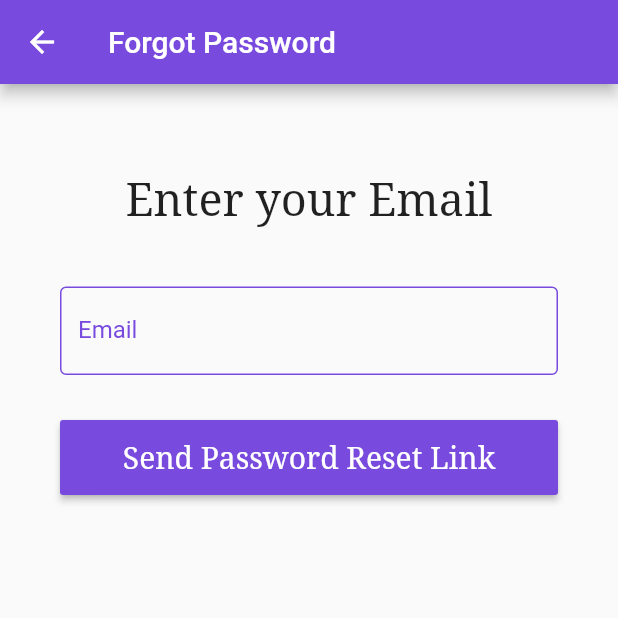
After one commit to xuwudawei/Africoncours_App, a Flutter app: the ResetPassword screen opened directly, after a tap on "Send Password Reset Link", on a phone screen of 412 x 824 dp, the top half of it. The commit adds this screen. Run offline on Flutter 3.47's test engine with Material 2 defaults, Android fonts, the phone set to English and light mode, and no system bars; our stand-ins replace cached_network_image, carousel_slider, email_validator, firebase_storage, font_awesome_flutter, form_field_validator and 3 more; missing offline and left inert: flutter_country_picker, loading, preferences; accounts and stored records are empty; network calls fail.

Commit message:
various pages update

```diff
--- a/lib/src/routes/routes.dart
+++ b/lib/src/routes/routes.dart
@@ -1,3 +1,4 @@
+import 'package:Africoncours_App/src/widgets/user/userpage/body/SettingsPages/Help_&_FeedbackPage.dart';
 import 'package:flutter/material.dart';
 
 import '../widgets/user/firstform/first.dart';
@@ -24,7 +25,7 @@ import '../widgets/user/userpage/body/SettingsPages/AccountSecurityPage.dart';
 import '../widgets/user/userpage/body/SettingsPages/NotificationsPage.dart';
 import '../widgets/user/userpage/body/SettingsPages/PrivacyPage.dart';
 import '../widgets/user/userpage/body/SettingsPages/AboutPage.dart';
-import '../widgets/user/userpage/body/SettingsPages/HelpPage.dart';
+import '../widgets/user/userpage/body/SettingsPages/Help_&_FeedbackPage.dart';
 import '../widgets/user/userpage/body/SettingsPages/ServicePage.dart';
 
 //Account Security Pages
--- /dev/null
+++ b/lib/src/widgets/user/login/resetPasswordPage.dart
@@ -0,0 +1,119 @@
+import 'package:flutter/material.dart';
+import 'package:email_validator/email_validator.dart' as vd;
+
+var bg = 0xFF784ADE;
+ GlobalKey<ScaffoldState> _scaffold = GlobalKey<ScaffoldState>();
+class ResetPassword extends StatefulWidget {
+  @override
+  _ResetPasswordState createState() => _ResetPasswordState();
+}
+
+class _ResetPasswordState extends State<ResetPassword> {
+   final formkey = GlobalKey<FormState>();
+
+  var validEmail = null;
+  final formKey = GlobalKey<FormState>();
+  var emails;
+
+  @override
+  Widget build(BuildContext context) {
+    return Scaffold(
+      appBar: AppBar(
+        backgroundColor: Color(bg),
+        title: Text("Forgot Password",
+        textAlign: TextAlign.center,),
+      ),
+      body: Container(
+          padding: EdgeInsets.only(left: 40, right: 40),
+          child: SingleChildScrollView(
+              child: Form(
+            key: formKey,
+            child: Column(
+              children: <Widget>[
+                SizedBox(
+                  height: 60,
+                ),
+                Text(
+                  "Enter your Email",
+                  style: TextStyle(fontFamily: 'serif', fontSize: 30.0),
+                ),
+                SizedBox(
+                  height: 40,
+                ),
+                email(context),
+                SizedBox(
+                  height: 30,
+                ),
+                update(context),
+              ],
+            ),
+          ))),
+    );
+  }
+
+  Widget email(context) {
+    return TextFormField(
+      decoration: InputDecoration(
+          hintText: "example@123.com",
+          labelText: "Email",
+          labelStyle: TextStyle(color: Color(bg)),
+          enabledBorder:
+              OutlineInputBorder(borderSide: BorderSide(color: Color(bg))),
+          focusedBorder:
+              OutlineInputBorder(borderSide: BorderSide(color: Color(bg))),
+          focusedErrorBorder:
+              OutlineInputBorder(borderSide: BorderSide(color: Colors.red)),
+          errorBorder:
+              OutlineInputBorder(borderSide: BorderSide(color: Colors.red))),
+      onSaved: (email) {
+        this.emails = email;
+      },
+      autovalidate: true,
+      validator: (email) => validEmail,
+      onChanged: (email) {
+        if (vd.EmailValidator.validate(email)) {
+          setState(() {
+            validEmail = null;
+          });
+        } else {
+          setState(() {
+            validEmail = "Please enter a valid email";
+          });
+        }
+      },
+    );
+  }
+
+  Widget update(context) {
+    return ButtonTheme(
+      minWidth: MediaQuery.of(context).size.width,
+      height: 50,
+      child: RaisedButton(
+        color: Color(bg),
+        child: Text(
+          "Send Password Reset Link",
+          style:
+              TextStyle(color: Colors.white, fontSize: 20, fontFamily: 'serif'),
+        ),
+        onPressed: () {
+          showDoneSnackBar();
+        },
+      ),
+    );
+  }
+}
+
+showDoneSnackBar() {
+    final snackbar = SnackBar(
+      backgroundColor: Color(bg),
+      content: Text(
+        "Check your email for password reset link",
+        textAlign: TextAlign.center,
+        style: TextStyle(
+          color: Colors.white,
+          fontSize: 15,
+        ),
+      ),
+    );
+    _scaffold.currentState.showSnackBar(snackbar);
+  }
--- a/lib/src/widgets/user/userpage/body/recentContests/viewNewsPage.dart
+++ b/lib/src/widgets/user/userpage/body/recentContests/viewNewsPage.dart
@@ -8,7 +8,7 @@ class ViewNews extends StatelessWidget {
     return Scaffold(
         appBar: AppBar(
           centerTitle: true,
-          title: Text("News"),
+          title: Text("Contests"),
           backgroundColor: Color.fromRGBO(220, 20, 47, 0.7),
         ),
         body: Container(
```
Also changed, not shown: lib/src/widgets/user/login/userLogin.dart (+22 -56 lines), lib/src/widgets/user/userpage/body/SettingsPages/Help_&_FeedbackPage.dart (renamed from lib/src/widgets/user/userpage/body/SettingsPages/HelpPage.dart, +15 -14 lines), lib/src/widgets/user/userpage/body/UserProfilePage/profile_ui.dart (+1 -14 lines), lib/src/widgets/user/userpage/body/competitions.dart (+0 -14 lines), lib/src/widgets/user/userpage/body/jobs.dart (+1 -15 lines).
